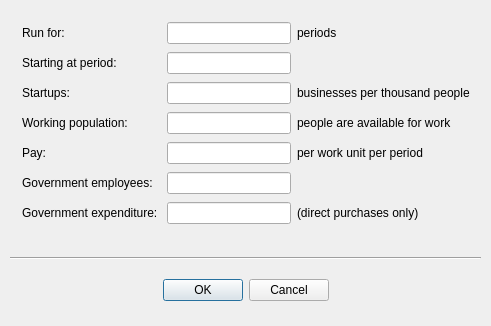
Old version of the form optionsdialog.ui in the repository Obson/MicroSim-GUI.
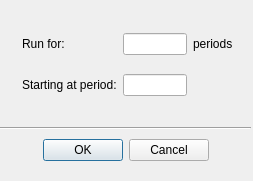
New version of the form.

```diff
--- a/optionsdialog.ui
+++ b/optionsdialog.ui
@@ -6,8 +6,8 @@
    <rect>
     <x>0</x>
     <y>0</y>
-    <width>491</width>
-    <height>326</height>
+    <width>253</width>
+    <height>181</height>
    </rect>
   </property>
   <property name="windowTitle">
@@ -16,9 +16,9 @@
   <widget class="QDialogButtonBox" name="buttonBox">
    <property name="geometry">
     <rect>
-     <x>10</x>
-     <y>270</y>
-     <width>471</width>
+     <x>20</x>
+     <y>130</y>
+     <width>211</width>
      <height>41</height>
     </rect>
    </property>
@@ -35,9 +35,9 @@
   <widget class="Line" name="line">
    <property name="geometry">
     <rect>
-     <x>10</x>
-     <y>250</y>
-     <width>471</width>
+     <x>0</x>
+     <y>120</y>
+     <width>251</width>
      <height>16</height>
     </rect>
    </property>
@@ -50,88 +50,11 @@
     <rect>
      <x>22</x>
      <y>20</y>
-     <width>448</width>
-     <height>209</height>
+     <width>211</width>
+     <height>91</height>
     </rect>
    </property>
    <layout class="QGridLayout" name="gridLayout">
-    <item row="5" column="0">
-     <widget class="QLabel" name="label_10">
-      <property name="text">
-       <string>Government employees: </string>
-      </property>
-     </widget>
-    </item>
-    <item row="3" column="0">
-     <widget class="QLabel" name="label_8">
-      <property name="text">
-       <string>Working population:</string>
-      </property>
-     </widget>
-    </item>
-    <item row="4" column="1">
-     <widget class="QLineEdit" name="lineEdit_4">
-      <property name="toolTip">
-       <string>Enter required number of iterations. Recommended max 200</string>
-      </property>
-     </widget>
-    </item>
-    <item row="0" column="2">
-     <widget class="QLabel" name="label">
-      <property name="text">
-       <string>periods</string>
-      </property>
-     </widget>
-    </item>
-    <item row="2" column="0">
-     <widget class="QLabel" name="label_7">
-      <property name="text">
-       <string>Startups:</string>
-      </property>
-     </widget>
-    </item>
-    <item row="4" column="0">
-     <widget class="QLabel" name="label_9">
-      <property name="text">
-       <string>Pay:</string>
-      </property>
-     </widget>
-    </item>
-    <item row="2" column="2">
-     <widget class="QLabel" name="label_2">
-      <property name="text">
-       <string>businesses per thousand people</string>
-      </property>
-     </widget>
-    </item>
-    <item row="3" column="1">
-     <widget class="QLineEdit" name="lineEdit_3">
-      <property name="toolTip">
-       <string>Enter required number of iterations. Recommended max 200</string>
-      </property>
-     </widget>
-    </item>
-    <item row="0" column="1">
-     <widget class="QLineEdit" name="lineEdit">
-      <property name="toolTip">
-       <string>Enter required number of iterations. Recommended max 200</string>
-      </property>
-     </widget>
-    </item>
-    <item row="3" column="2">
-     <widget class="QLabel" name="label_3">
-      <property name="text">
-       <string>people are available for work</string>
-      </property>
-     </widget>
-    </item>
-    <item row="0" column="0">
-     <widget class="QLabel" name="label_5">
-      <property name="text">
-       <string>Run for:</string>
-      </property>
-     </widget>
-    </item>
     <item row="1" column="0">
      <widget class="QLabel" name="label_6">
       <property name="text">
@@ -139,43 +62,30 @@
       </property>
      </widget>
     </item>
-    <item row="4" column="2">
-     <widget class="QLabel" name="label_4">
+    <item row="0" column="0">
+     <widget class="QLabel" name="label_5">
       <property name="text">
-       <string>per work unit per period</string>
+       <string>Run for:</string>
+      </property>
+     </widget>
+    </item>
+    <item row="0" column="2">
+     <widget class="QLabel" name="label">
+      <property name="text">
+       <string>periods</string>
       </property>
      </widget>
     </item>
     <item row="1" column="1">
      <widget class="QLineEdit" name="lineEdit_5"/>
     </item>
-    <item row="2" column="1">
-     <widget class="QLineEdit" name="lineEdit_2">
+    <item row="0" column="1">
+     <widget class="QLineEdit" name="lineEdit">
       <property name="toolTip">
        <string>Enter required number of iterations. Recommended max 200</string>
       </property>
      </widget>
     </item>
-    <item row="5" column="1">
-     <widget class="QLineEdit" name="lineEdit_6"/>
-    </item>
-    <item row="6" column="1">
-     <widget class="QLineEdit" name="lineEdit_7"/>
-    </item>
-    <item row="6" column="0">
-     <widget class="QLabel" name="label_11">
-      <property name="text">
-       <string>Government expenditure: </string>
-      </property>
-     </widget>
-    </item>
-    <item row="6" column="2">
-     <widget class="QLabel" name="label_12">
-      <property name="text">
-       <string>(direct purchases only)</string>
-      </property>
-     </widget>
-    </item>
    </layout>
   </widget>
  </widget>
```
Left out of the diff: 5 changed lines with no effect on the pictures.
